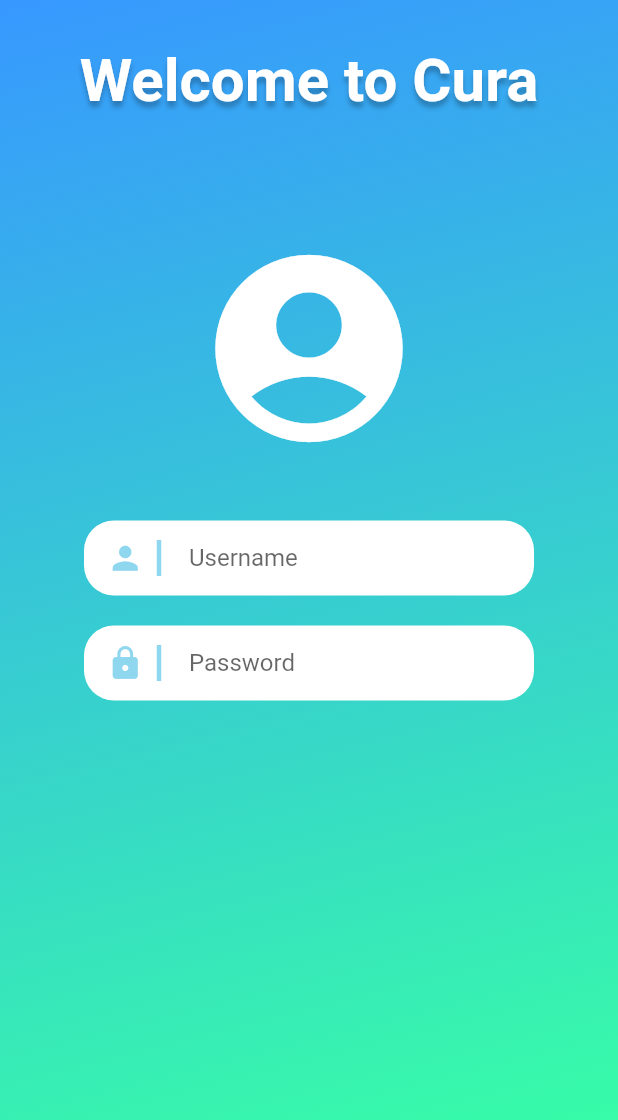
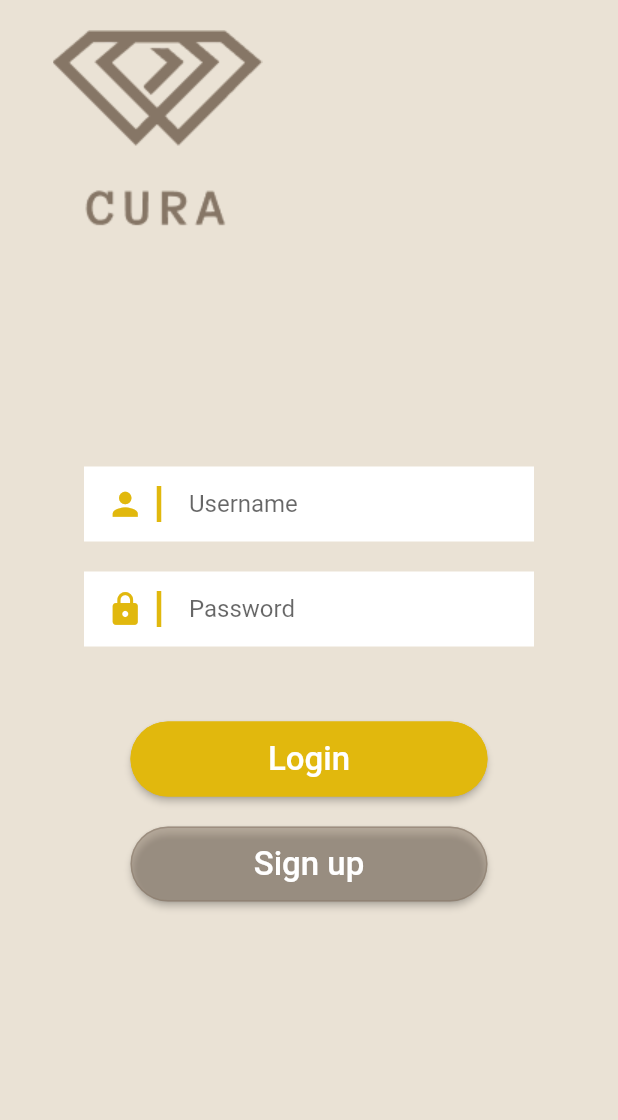
Before and after one commit to Mkohl2508/mobile_health_cura, a Flutter app: the screen it shows after launch, on a phone screen of 412 x 824 dp. Shown: the top 1120 px of the screen. Run offline on Flutter 3.47's test engine with Material 2 defaults, Android fonts, the phone set to English and light mode, and no system bars.

Commit message:
adding 2 screens (login, home)

```diff
--- a/Implementation/App/lib/main.dart
+++ b/Implementation/App/lib/main.dart
@@ -24,6 +24,9 @@ class CuraApp extends StatelessWidget {
           // Notice that the counter didn't reset back to zero; the application
           // is not restarted.
           primarySwatch: Colors.blue,
+          textTheme: Theme.of(context).textTheme.apply(
+              bodyColor: Color.fromRGBO(134, 118, 102, 1),
+              displayColor: Color.fromRGBO(134, 118, 102, 1)),
         ),
         home: LoginScreen());
   }
--- /dev/null
+++ b/Implementation/App/lib/model/widget/AppColors.dart
@@ -0,0 +1,9 @@
+// ignore_for_file: file_names
+
+import 'package:flutter/material.dart';
+
+class AppColors {
+  static var cura_orange = Color.fromRGBO(225, 184, 13, 1);
+  static var cura_brown = Color.fromRGBO(134, 118, 102, 1);
+  static var cura_background = Color.fromRGBO(234, 226, 213, 1);
+}
--- a/Implementation/App/lib/screens/login_screen.dart
+++ b/Implementation/App/lib/screens/login_screen.dart
@@ -1,3 +1,5 @@
+import 'package:cura/model/widget/AppColors.dart';
+import 'package:cura/screens/home_screen.dart';
 import 'package:cura/shared/text_input_login_wdiget.dart';
 import 'package:flutter/material.dart';
 
@@ -11,57 +13,38 @@ class LoginScreen extends StatefulWidget {
 class _LoginScreenState extends State<LoginScreen> {
   @override
   Widget build(BuildContext context) {
-    return Container(
-      decoration: BoxDecoration(
-          gradient: LinearGradient(
-        colors: [
-          Color(0xff37ffa5),
-          Color(0xff3798ff),
-        ],
-        begin: Alignment(0, 1),
-        end: Alignment(-1.0, -1),
-      )),
-      child: Scaffold(
-          backgroundColor: Colors.transparent,
+    return Scaffold(
+        resizeToAvoidBottomInset: false,
+        backgroundColor: AppColors.cura_background,
         body: SafeArea(
-            child: Center(
+          child: Column(
+              mainAxisAlignment: MainAxisAlignment.start,
+              crossAxisAlignment: CrossAxisAlignment.start,
+              children: [
+                Padding(
+                  padding: const EdgeInsets.only(left: 35, top: 20),
+                  child: Image(
+                    image: AssetImage("assets/cura_logo.png"),
+                  ),
+                ),
+                SizedBox(
+                  height: 120,
+                ),
+                Center(
                   child: Column(
                     mainAxisAlignment: MainAxisAlignment.start,
                     crossAxisAlignment: CrossAxisAlignment.center,
                     children: [
-                  SizedBox(
-                    height: 30,
-                  ),
-                  Text("Welcome to Cura",
-                      style: TextStyle(
-                          fontSize: 40,
-                          color: Colors.white,
-                          fontWeight: FontWeight.bold,
-                          shadows: [
-                            Shadow(
-                              offset: Offset(0, 4.0),
-                              blurRadius: 4.0,
-                              color: Color.fromARGB(64, 0, 0, 0),
-                            )
-                          ])),
-                  SizedBox(
-                    height: 80,
-                  ),
-                  Icon(
-                    Icons.account_circle,
-                    size: 150,
-                    color: Colors.white,
-                  ),
                       SizedBox(
                         height: 40,
                       ),
                       TextInputLogin(
                         icon: Icon(
                           Icons.person,
-                      color: Color(0x7001A1DB),
+                          color: AppColors.cura_orange,
                           size: 25,
                         ),
-                    color: Color(0x7001A1DB),
+                        color: AppColors.cura_orange,
                         hint: "Username",
                       ),
                       SizedBox(
@@ -71,16 +54,77 @@ class _LoginScreenState extends State<LoginScreen> {
                         isPassword: true,
                         icon: Icon(
                           Icons.lock,
-                      color: Color(0x7001A1DB),
+                          color: AppColors.cura_orange,
                           size: 25,
                         ),
-                    color: Color(0x7001A1DB),
+                        color: AppColors.cura_orange,
                         hint: "Password",
                       ),
+                      SizedBox(
+                        height: 50,
+                      ),
+                      ElevatedButton(
+                        style: ButtonStyle(
+                            backgroundColor: MaterialStateProperty.all(
+                                AppColors.cura_orange),
+                            shape: MaterialStateProperty.all<
+                                    RoundedRectangleBorder>(
+                                RoundedRectangleBorder(
+                                    borderRadius: BorderRadius.circular(40.0),
+                                    side: BorderSide(
+                                        color: AppColors.cura_orange)))),
+                        onPressed: () {
+                          Navigator.pushAndRemoveUntil(
+                              context,
+                              MaterialPageRoute(
+                                  builder: (context) => HomeScreen()),
+                              (route) => false);
+                        },
+                        child: SizedBox(
+                            width: MediaQuery.of(context).size.width * 0.5,
+                            height: 50,
+                            child: Center(
+                              child: Text(
+                                "Login",
+                                style: TextStyle(fontSize: 22),
+                              ),
+                            )),
+                      ),
+                      SizedBox(
+                        height: 20,
+                      ),
+                      ElevatedButton(
+                        style: ButtonStyle(
+                            backgroundColor: MaterialStateProperty.all(
+                                Color.fromRGBO(134, 118, 102, 0.5)),
+                            shape: MaterialStateProperty.all<
+                                    RoundedRectangleBorder>(
+                                RoundedRectangleBorder(
+                                    borderRadius: BorderRadius.circular(40.0),
+                                    side: BorderSide(
+                                        color: Color.fromRGBO(
+                                            134, 118, 102, 0.5))))),
+                        onPressed: () {
+                          Navigator.pushAndRemoveUntil(
+                              context,
+                              MaterialPageRoute(
+                                  builder: (context) => HomeScreen()),
+                              (route) => false);
+                        },
+                        child: SizedBox(
+                            width: MediaQuery.of(context).size.width * 0.5,
+                            height: 50,
+                            child: Center(
+                              child: Text(
+                                "Sign up",
+                                style: TextStyle(fontSize: 22),
+                              ),
+                            )),
+                      )
                     ],
                   ),
                 ),
-          )),
-    );
+              ]),
+        ));
   }
 }
--- a/Implementation/App/lib/shared/text_input_login_wdiget.dart
+++ b/Implementation/App/lib/shared/text_input_login_wdiget.dart
@@ -37,10 +37,7 @@ class _TextInputLoginState extends State<TextInputLogin> {
     return Container(
       width: 300,
       height: 50,
-      decoration: BoxDecoration(
-        color: Colors.white,
-        borderRadius: BorderRadius.circular(20),
-      ),
+      color: Colors.white,
       child: Row(
         children: [
           Padding(padding: const EdgeInsets.only(left: 15), child: startIcon),
```
Also changed, not shown: Implementation/App/lib/model/widget/BasicTile.dart (added, +8 -0 lines), Implementation/App/lib/screens/calendar_view_screen.dart (added, +17 -0 lines), Implementation/App/lib/screens/home_screen.dart (added, +81 -0 lines), Implementation/App/lib/screens/notification_screen.dart (added, +17 -0 lines), Implementation/App/lib/screens/patient_list_screen.dart (added, +103 -0 lines), Implementation/App/pubspec.yaml (+5 -3 lines), Implementation/App/assets/cura_header.png (added), Implementation/App/assets/cura_logo.png (added), Implementation/App/assets/login_backgr.png (added), 1 other file. Lines whose indentation alone changed are shown as unchanged.
